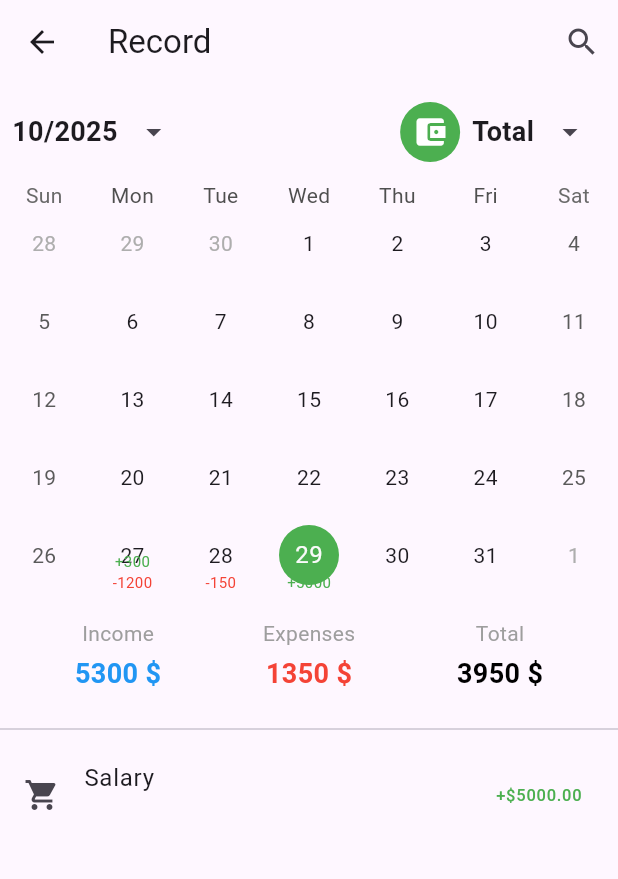
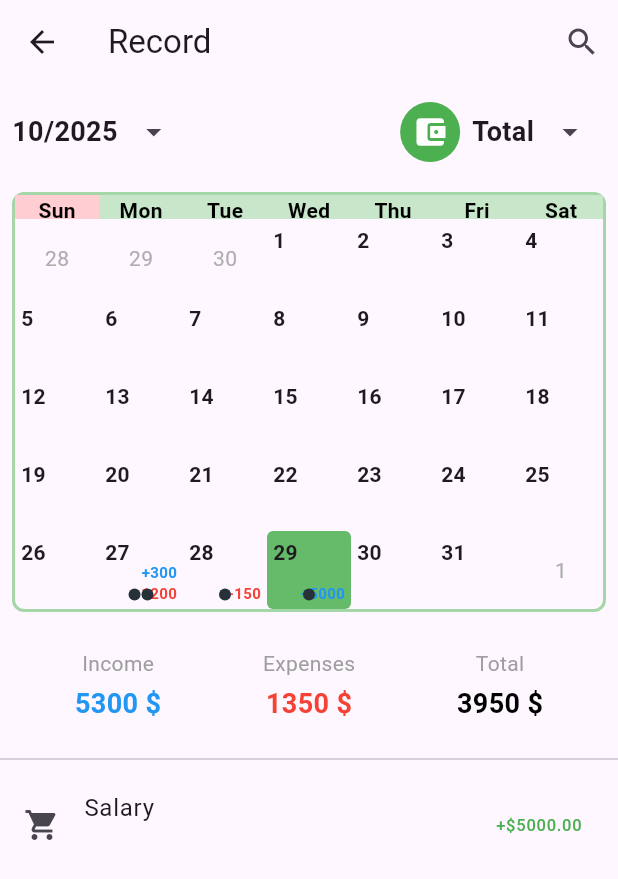
Before and after one commit to nguyenvietcuong0112/money_ios, a Flutter app: the RecordScreen screen opened directly, on a phone screen of 412 x 824 dp. Shown: the top 879 px of the screen. Run offline on Flutter 3.47's test engine with Material 3 defaults, Android fonts, the phone set to English and light mode, and no system bars; drawn by our look-alikes of table_calendar; our stand-ins replace fl_chart, shared_preferences; missing offline and left inert: currency_picker; accounts and stored records are empty.

Commit message:
feat: Customize TableCalendar design

```diff
--- a/lib/screens/record_screen.dart
+++ b/lib/screens/record_screen.dart
@@ -90,7 +90,13 @@ class _RecordScreenState extends State<RecordScreen> {
                     ],
                   ),
                 ),
-                TableCalendar(
+                Container(
+                  margin: const EdgeInsets.all(8.0),
+                  decoration: BoxDecoration(
+                    border: Border.all(color: Colors.green.shade200, width: 2),
+                    borderRadius: BorderRadius.circular(8.0),
+                  ),
+                  child: TableCalendar(
                     firstDay: DateTime.utc(2010, 10, 16),
                     lastDay: DateTime.utc(2030, 3, 14),
                     focusedDay: _focusedDay,
@@ -110,41 +116,53 @@ class _RecordScreenState extends State<RecordScreen> {
                         _focusedDay = focusedDay;
                       });
                     },
-                  calendarStyle: const CalendarStyle(
-                    todayDecoration: BoxDecoration(
-                      color: Colors.blueAccent,
-                      shape: BoxShape.circle,
-                    ),
-                    selectedDecoration: BoxDecoration(
-                      color: Colors.green,
-                      shape: BoxShape.circle,
+                    headerStyle: HeaderStyle(
+                      titleCentered: true,
+                      formatButtonVisible: false,
+                      decoration: BoxDecoration(
+                        color: Colors.green.shade100,
                       ),
                     ),
-                  headerVisible: false,
+                    daysOfWeekStyle: const DaysOfWeekStyle(
+                      weekdayStyle: TextStyle(fontWeight: FontWeight.bold),
+                      weekendStyle: TextStyle(fontWeight: FontWeight.bold),
+                    ),
                     calendarBuilders: CalendarBuilders(
-                    markerBuilder: (context, date, events) {
-                      if (events.isNotEmpty) {
-                        final summary = budgetProvider.getDailySummary(events as List<Transaction>);
-                        return Positioned(
-                          bottom: 1,
-                          child: Column(
-                            children: [
-                              if (summary['income']! > 0)
-                                Text(
-                                  '+${summary['income']!.toStringAsFixed(0)}',
-                                  style: const TextStyle(color: Colors.green, fontSize: 10),
+                      dowBuilder: (context, day) {
+                        if (day.weekday == DateTime.sunday) {
+                          return Container(
+                            decoration: BoxDecoration(
+                              color: Colors.red.shade100,
                             ),
-                              if (summary['expense']! > 0)
-                                Text(
-                                  '-${summary['expense']!.toStringAsFixed(0)}',
-                                  style: const TextStyle(color: Colors.red, fontSize: 10),
+                            child: Center(
+                              child: Text(
+                                DateFormat.E().format(day),
+                                style: const TextStyle(color: Colors.black, fontWeight: FontWeight.bold),
                               ),
-                            ],
+                            ),
+                          );
+                        } else {
+                           return Container(
+                            decoration: BoxDecoration(
+                              color: Colors.green.shade100,
+                            ),
+                            child: Center(
+                              child: Text(
+                                DateFormat.E().format(day),
+                                style: const TextStyle(color: Colors.black, fontWeight: FontWeight.bold),
+                              ),
                             ),
                           );
                         }
-                      return null;
                       },
+                      defaultBuilder: (context, day, focusedDay) =>
+                          _buildDayCell(day, budgetProvider, Colors.transparent),
+                      todayBuilder: (context, day, focusedDay) =>
+                          _buildDayCell(day, budgetProvider, Colors.green.shade200),
+                      selectedBuilder: (context, day, focusedDay) =>
+                          _buildDayCell(day, budgetProvider, Colors.green.shade400),
+                    ),
+                    headerVisible: false,
                   ),
                 ),
                 Padding(
@@ -190,6 +208,49 @@ class _RecordScreenState extends State<RecordScreen> {
     );
   }
 
+  Widget _buildDayCell(DateTime day, BudgetProvider budgetProvider, Color backgroundColor) {
+    final events = _getEventsForDay(day);
+    final summary = budgetProvider.getDailySummary(events);
+
+    return Container(
+      decoration: BoxDecoration(
+        color: backgroundColor,
+        borderRadius: BorderRadius.circular(4.0),
+      ),
+      child: Stack(
+        children: [
+          Positioned(
+            top: 4,
+            left: 4,
+            child: Text(
+              '${day.day}',
+              style: const TextStyle(fontWeight: FontWeight.bold),
+            ),
+          ),
+          Positioned(
+            bottom: 4,
+            right: 4,
+            child: Column(
+              crossAxisAlignment: CrossAxisAlignment.end,
+              children: [
+                if (summary['income']! > 0)
+                  Text(
+                    '+${summary['income']!.toStringAsFixed(0)}',
+                    style: const TextStyle(color: Colors.blue, fontSize: 10, fontWeight: FontWeight.bold),
+                  ),
+                if (summary['expense']! > 0)
+                  Text(
+                    '-${summary['expense']!.toStringAsFixed(0)}',
+                    style: const TextStyle(color: Colors.red, fontSize: 10, fontWeight: FontWeight.bold),
+                  ),
+              ],
+            ),
+          ),
+        ],
+      ),
+    );
+  }
+
   Future<void> _selectDate(BuildContext context) async {
     final DateTime? picked = await showDatePicker(
       context: context,
```
Lines whose indentation alone changed are shown as unchanged.
